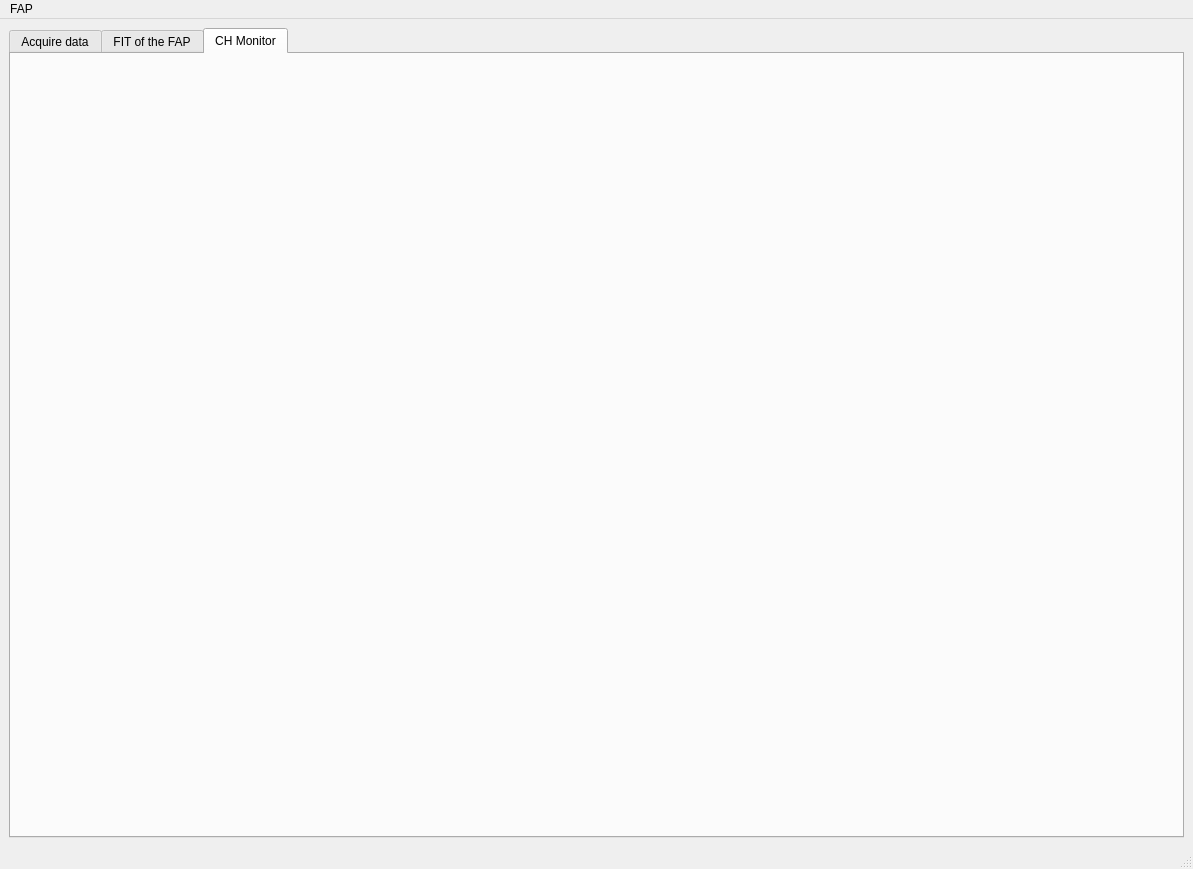
The window that gui.ui (zoran-grujic/FAP-TiePie) describes before a commit, drawn with Qt 5.
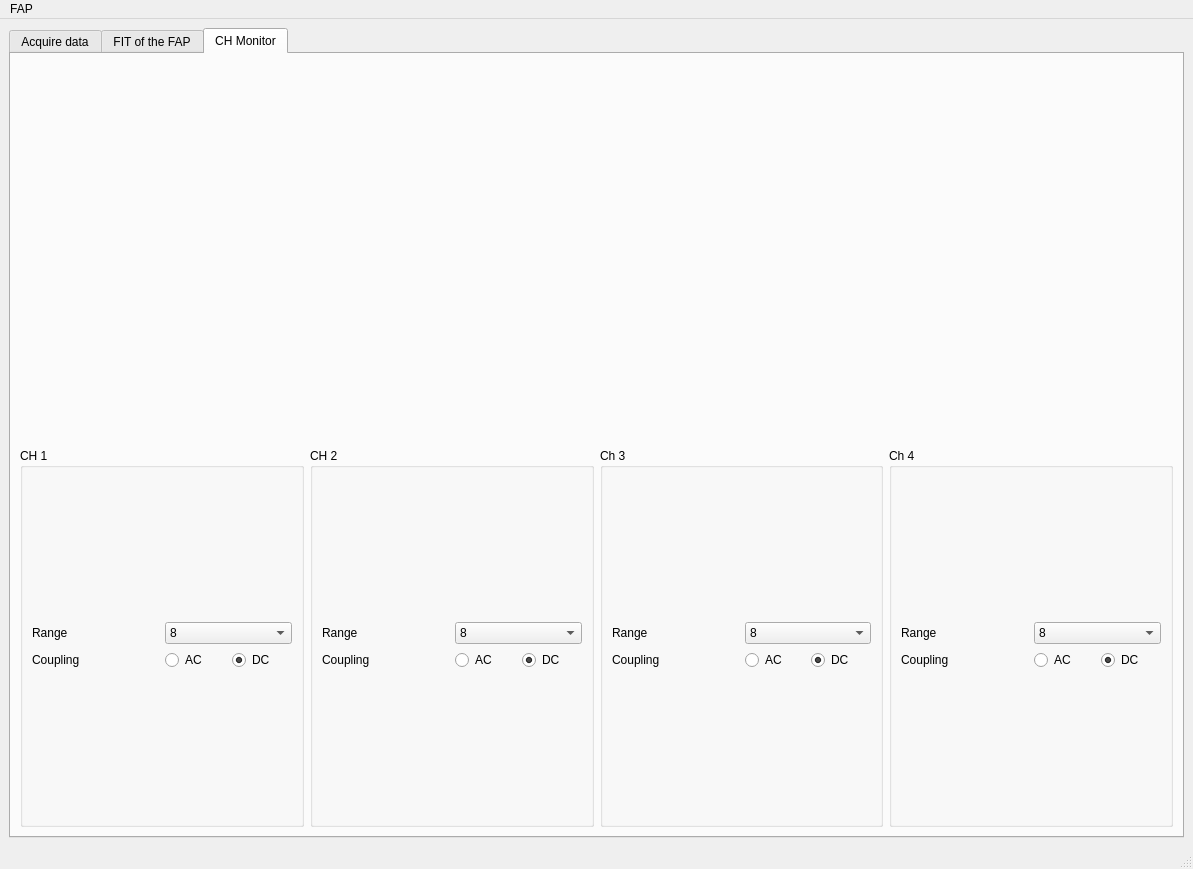
The same window after the commit. Icons and pictures are not drawn.

Commit message:
Combined instrument Monitor tab for 4 CH display Monitor tab set couplings and range
TODO
Data tam range and couplings disconnected!

What changed in the file:
```diff
--- a/gui.ui
+++ b/gui.ui
@@ -1241,6 +1241,410 @@
           </item>
          </layout>
         </item>
+        <item>
+         <layout class="QGridLayout" name="gridLayout_CH_settings">
+          <item row="0" column="2">
+           <widget class="QGroupBox" name="groupBox_M_CH3">
+            <property name="title">
+             <string>Ch 3</string>
+            </property>
+            <layout class="QGridLayout" name="gridLayout_41">
+             <item row="0" column="0">
+              <layout class="QGridLayout" name="gridLayout_37">
+               <item row="1" column="0">
+                <widget class="QLabel" name="label_65">
+                 <property name="text">
+                  <string>Coupling</string>
+                 </property>
+                </widget>
+               </item>
+               <item row="0" column="1">
+                <widget class="QComboBox" name="comboBox_M_CH3Range">
+                 <property name="currentIndex">
+                  <number>5</number>
+                 </property>
+                 <item>
+                  <property name="text">
+                   <string>0.2</string>
+                  </property>
+                 </item>
+                 <item>
+                  <property name="text">
+                   <string>0.4</string>
+                  </property>
+                 </item>
+                 <item>
+                  <property name="text">
+                   <string>0.8</string>
+                  </property>
+                 </item>
+                 <item>
+                  <property name="text">
+                   <string>2</string>
+                  </property>
+                 </item>
+                 <item>
+                  <property name="text">
+                   <string>4</string>
+                  </property>
+                 </item>
+                 <item>
+                  <property name="text">
+                   <string>8</string>
+                  </property>
+                 </item>
+                 <item>
+                  <property name="text">
+                   <string>20</string>
+                  </property>
+                 </item>
+                 <item>
+                  <property name="text">
+                   <string>40</string>
+                  </property>
+                 </item>
+                 <item>
+                  <property name="text">
+                   <string>80</string>
+                  </property>
+                 </item>
+                </widget>
+               </item>
+               <item row="1" column="1">
+                <layout class="QGridLayout" name="gridLayout_38">
+                 <item row="0" column="0">
+                  <widget class="QRadioButton" name="radioButton_M_CH3AC">
+                   <property name="text">
+                    <string>AC</string>
+                   </property>
+                  </widget>
+                 </item>
+                 <item row="0" column="1">
+                  <widget class="QRadioButton" name="radioButton_M_CH3DC">
+                   <property name="text">
+                    <string>DC</string>
+                   </property>
+                   <property name="checked">
+                    <bool>true</bool>
+                   </property>
+                  </widget>
+                 </item>
+                </layout>
+               </item>
+               <item row="0" column="0">
+                <widget class="QLabel" name="label_66">
+                 <property name="text">
+                  <string>Range</string>
+                 </property>
+                </widget>
+               </item>
+              </layout>
+             </item>
+            </layout>
+           </widget>
+          </item>
+          <item row="0" column="3">
+           <widget class="QGroupBox" name="groupBox_M_CH4">
+            <property name="title">
+             <string>Ch 4</string>
+            </property>
+            <layout class="QGridLayout" name="gridLayout_42">
+             <item row="0" column="0">
+              <layout class="QGridLayout" name="gridLayout_39">
+               <item row="1" column="0">
+                <widget class="QLabel" name="label_67">
+                 <property name="text">
+                  <string>Coupling</string>
+                 </property>
+                </widget>
+               </item>
+               <item row="0" column="1">
+                <widget class="QComboBox" name="comboBox_M_CH4Range">
+                 <property name="currentIndex">
+                  <number>5</number>
+                 </property>
+                 <item>
+                  <property name="text">
+                   <string>0.2</string>
+                  </property>
+                 </item>
+                 <item>
+                  <property name="text">
+                   <string>0.4</string>
+                  </property>
+                 </item>
+                 <item>
+                  <property name="text">
+                   <string>0.8</string>
+                  </property>
+                 </item>
+                 <item>
+                  <property name="text">
+                   <string>2</string>
+                  </property>
+                 </item>
+                 <item>
+                  <property name="text">
+                   <string>4</string>
+                  </property>
+                 </item>
+                 <item>
+                  <property name="text">
+                   <string>8</string>
+                  </property>
+                 </item>
+                 <item>
+                  <property name="text">
+                   <string>20</string>
+                  </property>
+                 </item>
+                 <item>
+                  <property name="text">
+                   <string>40</string>
+                  </property>
+                 </item>
+                 <item>
+                  <property name="text">
+                   <string>80</string>
+                  </property>
+                 </item>
+                </widget>
+               </item>
+               <item row="1" column="1">
+                <layout class="QGridLayout" name="gridLayout_40">
+                 <item row="0" column="0">
+                  <widget class="QRadioButton" name="radioButton_M_CH4AC">
+                   <property name="text">
+                    <string>AC</string>
+                   </property>
+                  </widget>
+                 </item>
+                 <item row="0" column="1">
+                  <widget class="QRadioButton" name="radioButton_M_CH4DC">
+                   <property name="text">
+                    <string>DC</string>
+                   </property>
+                   <property name="checked">
+                    <bool>true</bool>
+                   </property>
+                  </widget>
+                 </item>
+                </layout>
+               </item>
+               <item row="0" column="0">
+                <widget class="QLabel" name="label_68">
+                 <property name="text">
+                  <string>Range</string>
+                 </property>
+                </widget>
+               </item>
+              </layout>
+             </item>
+            </layout>
+           </widget>
+          </item>
+          <item row="0" column="0">
+           <widget class="QGroupBox" name="groupBox_M_CH1">
+            <property name="title">
+             <string>CH 1</string>
+            </property>
+            <layout class="QGridLayout" name="gridLayout_15">
+             <item row="0" column="0">
+              <layout class="QGridLayout" name="gridLayout_14">
+               <item row="1" column="0">
+                <widget class="QLabel" name="label_30">
+                 <property name="text">
+                  <string>Coupling</string>
+                 </property>
+                </widget>
+               </item>
+               <item row="0" column="0">
+                <widget class="QLabel" name="label_29">
+                 <property name="text">
+                  <string>Range</string>
+                 </property>
+                </widget>
+               </item>
+               <item row="0" column="1">
+                <widget class="QComboBox" name="comboBox_M_CH1Range">
+                 <property name="currentIndex">
+                  <number>5</number>
+                 </property>
+                 <item>
+                  <property name="text">
+                   <string>0.2</string>
+                  </property>
+                 </item>
+                 <item>
+                  <property name="text">
+                   <string>0.4</string>
+                  </property>
+                 </item>
+                 <item>
+                  <property name="text">
+                   <string>0.8</string>
+                  </property>
+                 </item>
+                 <item>
+                  <property name="text">
+                   <string>2</string>
+                  </property>
+                 </item>
+                 <item>
+                  <property name="text">
+                   <string>4</string>
+                  </property>
+                 </item>
+                 <item>
+                  <property name="text">
+                   <string>8</string>
+                  </property>
+                 </item>
+                 <item>
+                  <property name="text">
+                   <string>20</string>
+                  </property>
+                 </item>
+                 <item>
+                  <property name="text">
+                   <string>40</string>
+                  </property>
+                 </item>
+                 <item>
+                  <property name="text">
+                   <string>80</string>
+                  </property>
+                 </item>
+                </widget>
+               </item>
+               <item row="1" column="1">
+                <layout class="QGridLayout" name="gridLayout_30">
+                 <item row="0" column="0">
+                  <widget class="QRadioButton" name="radioButton_M_CH1AC">
+                   <property name="text">
+                    <string>AC</string>
+                   </property>
+                  </widget>
+                 </item>
+                 <item row="0" column="1">
+                  <widget class="QRadioButton" name="radioButton_M_CH1DC">
+                   <property name="text">
+                    <string>DC</string>
+                   </property>
+                   <property name="checked">
+                    <bool>true</bool>
+                   </property>
+                  </widget>
+                 </item>
+                </layout>
+               </item>
+              </layout>
+             </item>
+            </layout>
+           </widget>
+          </item>
+          <item row="0" column="1">
+           <widget class="QGroupBox" name="groupBox_M_CH2">
+            <property name="title">
+             <string>CH 2</string>
+            </property>
+            <layout class="QGridLayout" name="gridLayout_36">
+             <item row="0" column="0">
+              <layout class="QGridLayout" name="gridLayout_34">
+               <item row="1" column="0">
+                <widget class="QLabel" name="label_63">
+                 <property name="text">
+                  <string>Coupling</string>
+                 </property>
+                </widget>
+               </item>
+               <item row="0" column="1">
+                <widget class="QComboBox" name="comboBox_M_CH2Range">
+                 <property name="currentIndex">
+                  <number>5</number>
+                 </property>
+                 <item>
+                  <property name="text">
+                   <string>0.2</string>
+                  </property>
+                 </item>
+                 <item>
+                  <property name="text">
+                   <string>0.4</string>
+                  </property>
+                 </item>
+                 <item>
+                  <property name="text">
+                   <string>0.8</string>
+                  </property>
+                 </item>
+                 <item>
+                  <property name="text">
+                   <string>2</string>
+                  </property>
+                 </item>
+                 <item>
+                  <property name="text">
+                   <string>4</string>
+                  </property>
+                 </item>
+                 <item>
+                  <property name="text">
+                   <string>8</string>
+                  </property>
+                 </item>
+                 <item>
+                  <property name="text">
+                   <string>20</string>
+                  </property>
+                 </item>
+                 <item>
+                  <property name="text">
+                   <string>40</string>
+                  </property>
+                 </item>
+                 <item>
+                  <property name="text">
+                   <string>80</string>
+                  </property>
+                 </item>
+                </widget>
+               </item>
+               <item row="1" column="1">
+                <layout class="QGridLayout" name="gridLayout_35">
+                 <item row="0" column="0">
+                  <widget class="QRadioButton" name="radioButton_M_CH2AC">
+                   <property name="text">
+                    <string>AC</string>
+                   </property>
+                  </widget>
+                 </item>
+                 <item row="0" column="1">
+                  <widget class="QRadioButton" name="radioButton_M_CH2DC">
+                   <property name="text">
+                    <string>DC</string>
+                   </property>
+                   <property name="checked">
+                    <bool>true</bool>
+                   </property>
+                  </widget>
+                 </item>
+                </layout>
+               </item>
+               <item row="0" column="0">
+                <widget class="QLabel" name="label_64">
+                 <property name="text">
+                  <string>Range</string>
+                 </property>
+                </widget>
+               </item>
+              </layout>
+             </item>
+            </layout>
+           </widget>
+          </item>
+         </layout>
+        </item>
        </layout>
       </widget>
      </widget>
```
Left out of the diff: 250 changed lines with no effect on the pictures. The commit also changes 3 other files.
